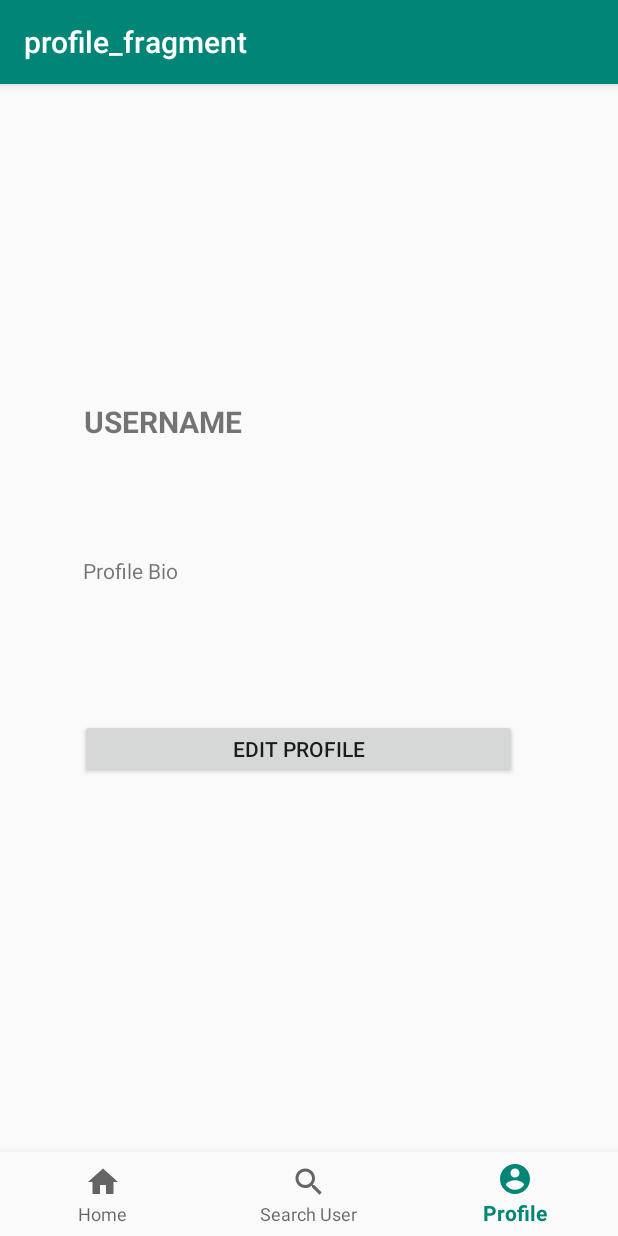
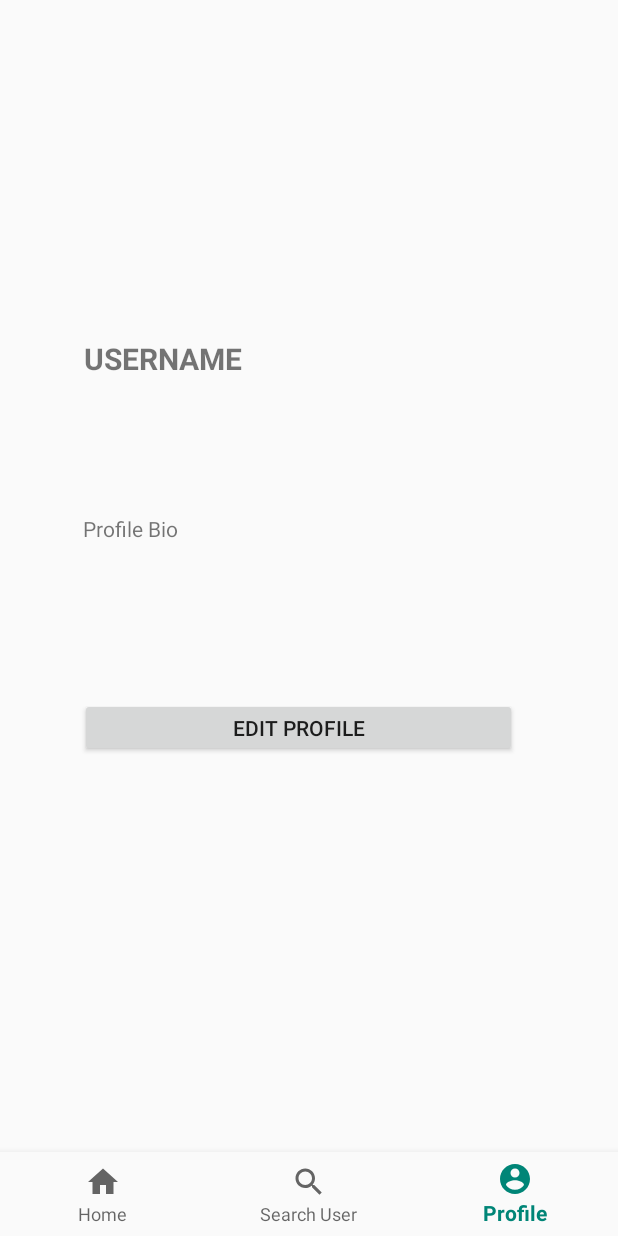
Before and after one commit to GrilledFishWithLemon/Quoddit, an Android app: the ProfileFragment screen opened through its navigation route, on a phone screen of 412 x 824 dp. Run offline under Robolectric (Android 15) with nearby library versions, the phone set to English and light mode, and no system bars; our stand-ins replace Firebase (no records; nobody signed in at launch, a user with empty details on screens opened directly), navigation-ui.

Commit message:
Login, signup,search user, view own profile, change basic profile settings, logout done view other user profile is buggy tho

```diff
--- a/app/src/main/AndroidManifest.xml
+++ b/app/src/main/AndroidManifest.xml
@@ -20,7 +20,10 @@
         </activity>
         <activity
             android:name=".MainActivity"
-            android:label="@string/app_name"></activity>
+            android:label="@string/app_name"
+            android:windowSoftInputMode="adjustPan"
+            android:configChanges="keyboardHidden|orientation|screenSize"
+            ></activity>
     </application>
 
 </manifest>
--- a/app/src/main/java/com/example/quoddit/MainActivity.kt
+++ b/app/src/main/java/com/example/quoddit/MainActivity.kt
@@ -25,7 +25,7 @@ class MainActivity : AppCompatActivity() {
                 R.id.navigation_profile
             )
         )
-        setupActionBarWithNavController(navController, appBarConfiguration)
+        //setupActionBarWithNavController(navController, appBarConfiguration)
         navView.setupWithNavController(navController)
     }
 }
--- a/app/src/main/java/com/example/quoddit/Model/User.kt
+++ b/app/src/main/java/com/example/quoddit/Model/User.kt
@@ -23,12 +23,12 @@ class User {
         return profileBio
     }
     fun setProfileBio(profileBio: String){
-        this.profileBio = username
+        this.profileBio = profileBio
     }
     fun getUid() : String{
         return uid
     }
     fun setUid(uid : String) {
-        this.uid
+        this.uid = uid
     }
 }
--- a/app/src/main/java/com/example/quoddit/ProfileFragment.kt
+++ b/app/src/main/java/com/example/quoddit/ProfileFragment.kt
@@ -1,5 +1,6 @@
 package com.example.quoddit
 
+import android.content.Context
 import android.content.Intent
 import androidx.lifecycle.ViewModelProviders
 import android.os.Bundle
@@ -7,6 +8,14 @@ import androidx.fragment.app.Fragment
 import android.view.LayoutInflater
 import android.view.View
 import android.view.ViewGroup
+import androidx.core.view.isVisible
+import com.example.quoddit.Model.User
+import com.google.firebase.auth.FirebaseAuth
+import com.google.firebase.auth.FirebaseUser
+import com.google.firebase.database.DataSnapshot
+import com.google.firebase.database.DatabaseError
+import com.google.firebase.database.FirebaseDatabase
+import com.google.firebase.database.ValueEventListener
 import kotlinx.android.synthetic.main.profile_fragment.view.*
 
 
@@ -15,7 +24,8 @@ class ProfileFragment : Fragment() {
     companion object {
         fun newInstance() = ProfileFragment()
     }
-
+    private lateinit var profileId:String
+    private lateinit var firebaseUser : FirebaseUser
    // private lateinit var viewModel: ProfileViewModel
 
     override fun onCreateView(
@@ -24,13 +34,73 @@ class ProfileFragment : Fragment() {
     ): View {
         val view = inflater.inflate(R.layout.profile_fragment,container,false)
 
+        firebaseUser = FirebaseAuth.getInstance().currentUser!!
+
+        val pref = context?.getSharedPreferences("PREFS", Context.MODE_PRIVATE)
+        if(pref != null){
+            this.profileId = pref.getString("profileId","none").toString()
+        }
+        if (profileId == firebaseUser.uid){
+
+            view.btn_editProfile.text = "Edit Profile"
+        }else if(profileId != firebaseUser.uid){
+            view.btn_editProfile.visibility = View.INVISIBLE
+        }
+
+
         view.btn_editProfile.setOnClickListener{
             startActivity(Intent(context,ProfileSettings::class.java))
         }
 
+        userInfo()
+
         return view
     }
+    private fun userInfo(){
+        val usersRef = FirebaseDatabase.getInstance().getReference().child("Users").child(profileId)
 
+        usersRef.addValueEventListener(object : ValueEventListener{
+            override fun onDataChange(p0: DataSnapshot) {
+               /* if(context != null){
+                    return
+                }*/
+                if(p0.exists()){
+                    val user = p0.getValue<User>(User::class.java)
+                    view?.profile_name?.text = user!!.getUsername()
+                    view?.profile_bio_tvt?.text = user!!.getProfileBio()
+                }
+            }
+
+            override fun onCancelled(p0: DatabaseError) {
+
+            }
+        })
+    }
+
+    override fun onStop() {
+        super.onStop()
+
+        val pref = context?.getSharedPreferences("PREFS", Context.MODE_PRIVATE)?.edit()
+        pref?.putString("profileId", firebaseUser.uid)
+        pref?.apply()
+    }
+
+
+    override fun onPause() {
+        super.onPause()
+
+        val pref = context?.getSharedPreferences("PREFS", Context.MODE_PRIVATE)?.edit()
+        pref?.putString("profileId", firebaseUser.uid)
+        pref?.apply()
+    }
+
+    override fun onDestroy() {
+        super.onDestroy()
+
+        val pref = context?.getSharedPreferences("PREFS", Context.MODE_PRIVATE)?.edit()
+        pref?.putString("profileId", firebaseUser.uid)
+        pref?.apply()
+    }
     /*override fun onActivityCreated(savedInstanceState: Bundle?) {
         super.onActivityCreated(savedInstanceState)
         viewModel = ViewModelProviders.of(this).get(ProfileViewModel::class.java)
--- a/app/src/main/java/com/example/quoddit/SearchUserFragment.kt
+++ b/app/src/main/java/com/example/quoddit/SearchUserFragment.kt
@@ -107,7 +107,7 @@ class SearchUserFragment : Fragment() {
             }
 
             override fun onCancelled(p0: DatabaseError) {
-                TODO("not implemented") //To change body of created functions use File | Settings | File Templates.
+
             }
         })
     }
--- a/app/src/main/java/com/example/quoddit/SignUpActivity.kt
+++ b/app/src/main/java/com/example/quoddit/SignUpActivity.kt
@@ -64,7 +64,7 @@ class SignUpActivity : AppCompatActivity() {
 
         val userMap = HashMap<String, Any>()
         userMap["uid"] = currentUserID
-        userMap["username"] = userName
+        userMap["username"] = userName.toLowerCase()
         userMap["email"] = email
         userMap["password"] = password
         userMap["profileBio"] = "this is my bio."
--- a/app/src/main/res/layout/activity_main.xml
+++ b/app/src/main/res/layout/activity_main.xml
@@ -1,22 +1,10 @@
 <?xml version="1.0" encoding="utf-8"?>
-<androidx.constraintlayout.widget.ConstraintLayout xmlns:android="http://schemas.android.com/apk/res/android"
+<RelativeLayout xmlns:android="http://schemas.android.com/apk/res/android"
     xmlns:app="http://schemas.android.com/apk/res-auto"
-    android:id="@+id/container"
+    android:id="@+id/frag_container"
     android:layout_width="match_parent"
     android:layout_height="match_parent"
     android:paddingTop="?attr/actionBarSize">
-
-    <com.google.android.material.bottomnavigation.BottomNavigationView
-        android:id="@+id/nav_view"
-        android:layout_width="0dp"
-        android:layout_height="wrap_content"
-        android:layout_marginStart="0dp"
-        android:layout_marginEnd="0dp"
-        android:background="?android:attr/windowBackground"
-        app:layout_constraintBottom_toBottomOf="parent"
-        app:layout_constraintLeft_toLeftOf="parent"
-        app:layout_constraintRight_toRightOf="parent"
-        app:menu="@menu/bottom_nav_menu" />
 
     <fragment
         android:id="@+id/nav_host_fragment"
@@ -30,4 +18,18 @@
         app:layout_constraintTop_toTopOf="parent"
         app:navGraph="@navigation/mobile_navigation" />
 
-</androidx.constraintlayout.widget.ConstraintLayout>
+    <com.google.android.material.bottomnavigation.BottomNavigationView
+        android:id="@+id/nav_view"
+        android:layout_width="wrap_content"
+        android:layout_height="wrap_content"
+        android:background="?android:attr/windowBackground"
+        android:layout_marginEnd="0dp"
+        app:layout_goneMarginEnd="0dp"
+        app:layout_constraintBottom_toTopOf="parent"
+        app:layout_constraintBottom_toBottomOf="parent"
+        app:layout_constraintLeft_toLeftOf="parent"
+        app:layout_constraintRight_toRightOf="parent"
+        android:layout_alignParentBottom = "true"
+        app:menu="@menu/bottom_nav_menu" />
+
+</RelativeLayout>
--- a/app/src/main/res/layout/profile_fragment.xml
+++ b/app/src/main/res/layout/profile_fragment.xml
@@ -49,6 +49,7 @@
         app:layout_constraintBottom_toBottomOf="parent"
         app:layout_constraintEnd_toEndOf="parent"
         app:layout_constraintStart_toStartOf="parent"
-        app:layout_constraintTop_toBottomOf="@+id/profile_bio_tvt" />
+        app:layout_constraintTop_toBottomOf="@+id/profile_bio_tvt"
+      />
 
 </androidx.constraintlayout.widget.ConstraintLayout>
--- a/app/src/main/res/values/strings.xml
+++ b/app/src/main/res/values/strings.xml
@@ -19,7 +19,6 @@
     <string name="profilebio_tv">Profile Bio</string>
     <string name="editProfile">Edit Profile</string>
 
-    <!-- TODO: Remove or change this placeholder text -->
     <string name="hello_blank_fragment">Hello blank fragment</string>
     <string name="searchUser">Search User</string>
 </resources>
--- a/app/src/main/res/values/styles.xml
+++ b/app/src/main/res/values/styles.xml
@@ -1,7 +1,7 @@
 <resources>
 
     <!-- Base application theme. -->
-    <style name="AppTheme" parent="Theme.AppCompat.Light.DarkActionBar">
+    <style name="AppTheme" parent="Theme.AppCompat.Light.NoActionBar">
         <!-- Customize your theme here. -->
         <item name="colorPrimary">@color/colorPrimary</item>
         <item name="colorPrimaryDark">@color/colorPrimaryDark</item>
```
Also changed, not shown: app/src/main/java/com/example/quoddit/Adapter/UserAdapter.kt (+14 -0 lines), app/src/main/java/com/example/quoddit/ProfileSettings.kt (+72 -0 lines), app/src/main/res/layout/activity_profile_settings.xml (+1 -9 lines).
